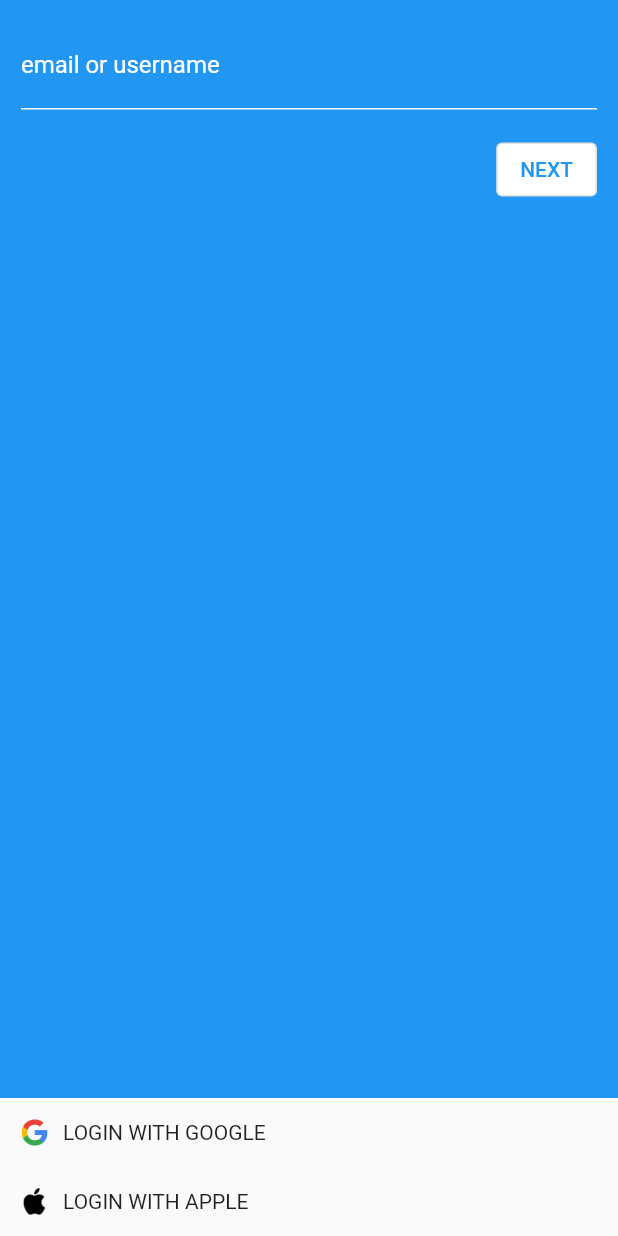
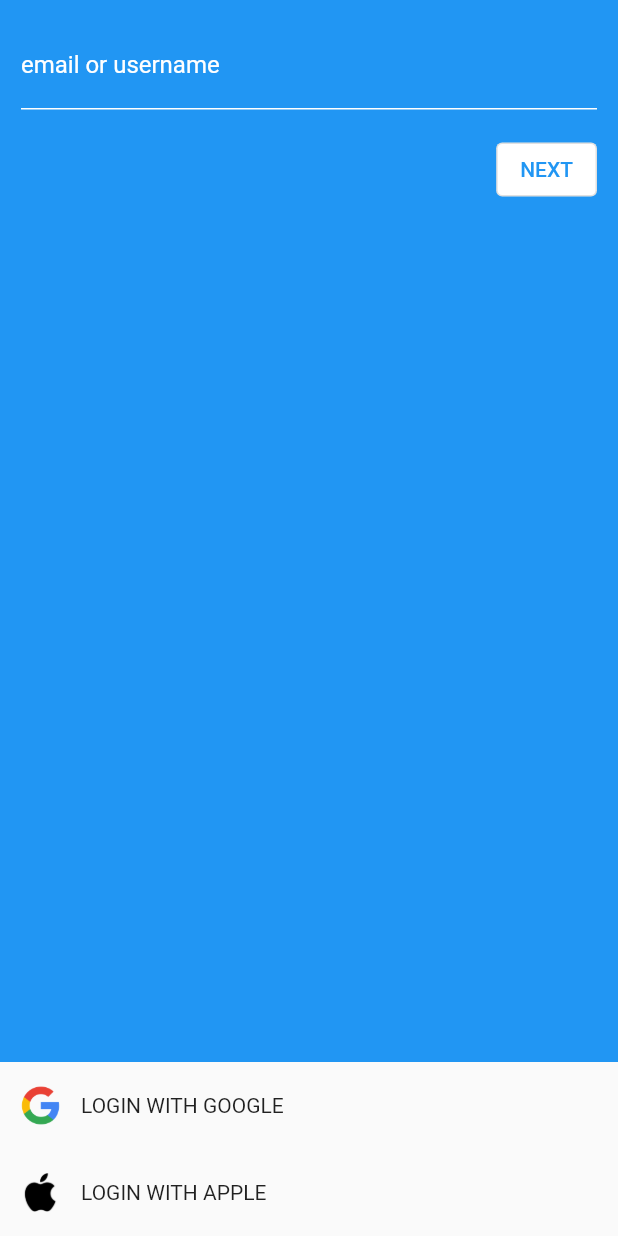
Before and after one commit to sk8mate/sk8, a Flutter app: the screen it shows after launch, on a phone screen of 412 x 824 dp. Run offline on Flutter 3.47's test engine with Material 2 defaults, Android fonts, the phone set to English and light mode, and no system bars; our stand-ins replace beamer.

Commit message:
padding change

```diff
--- a/frontside/lib/views/login/login.dart
+++ b/frontside/lib/views/login/login.dart
@@ -59,19 +59,17 @@ class _Login extends State<Login> {
           )),
           Column(
             children: [
-              LoginWith(
+              _LoginWithButton(
                 icon: Image(
                   image: AssetImage('assets/login/logo-google-G.png'),
                   fit: BoxFit.contain,
-                  width: 18,
                 ),
                 title: "LOGIN WITH GOOGLE",
               ),
-              LoginWith(
+              _LoginWithButton(
                 icon: Image(
                   image: AssetImage('assets/login/logo-apple-black-100.png'),
                   fit: BoxFit.contain,
-                  width: 18,
                 ),
                 title: "LOGIN WITH APPLE",
               ),
@@ -81,8 +79,8 @@ class _Login extends State<Login> {
   }
 }
 
-class LoginWith extends StatelessWidget {
-  const LoginWith({
+class _LoginWithButton extends StatelessWidget {
+  const _LoginWithButton({
     Key? key,
     required this.icon,
     required this.title,
@@ -97,8 +95,14 @@ class LoginWith extends StatelessWidget {
       onTap: () => {},
       child: Container(
           child: Padding(
-        padding: const EdgeInsets.all(14),
-        child: Row(children: [icon, SizedBox(width: 10), Text(title)]),
+        padding: const EdgeInsets.symmetric(vertical: 16),
+        child: Row(children: [
+          Padding(
+            padding: const EdgeInsets.symmetric(horizontal: 14),
+            child: SizedBox(width: 26, child: icon),
+          ),
+          Text(title)
+        ]),
       )),
     );
   }
```
